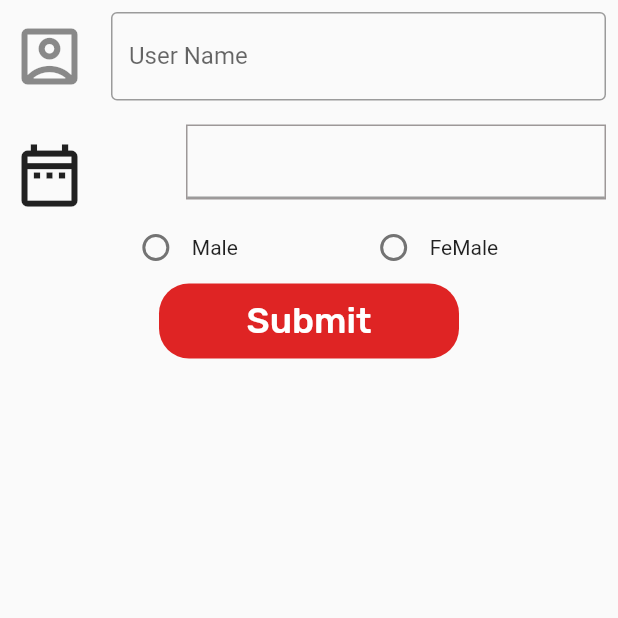
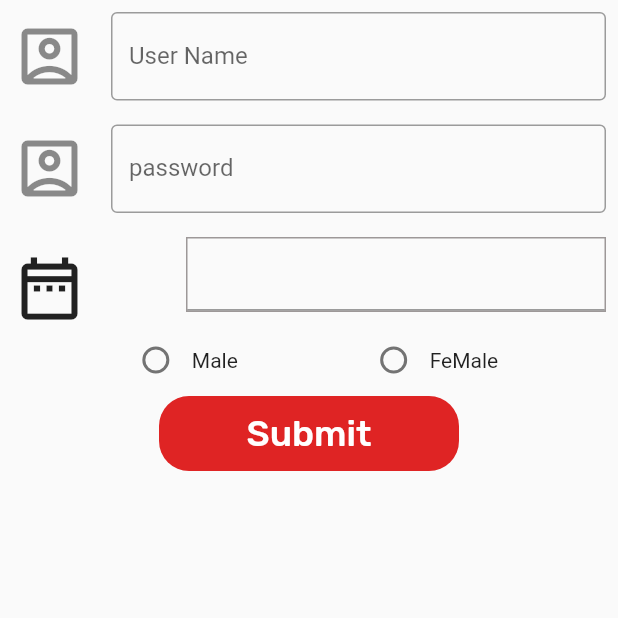
Before and after one commit to jihanislam007/ict_appdevelopment_batch02, a Flutter app: the signup screen opened directly, on a phone screen of 412 x 824 dp, the top half of it. Run offline on Flutter 3.47's test engine with Material 2 defaults, Android fonts, the phone set to English and light mode, and no system bars; our stand-ins replace flare_flutter, fluttertoast, google_fonts, liquid_swipe, shared_preferences; accounts and stored records are empty.

Commit message:
Class - 41

```diff
--- a/lib/Auth/signup.dart
+++ b/lib/Auth/signup.dart
@@ -1,6 +1,9 @@
 import 'package:flutter/material.dart';
 import 'package:fluttertoast/fluttertoast.dart';
 import 'package:google_fonts/google_fonts.dart';
+import 'package:shared_preferences/shared_preferences.dart';
+
+import 'login.dart';
 
 class signup extends StatefulWidget {
   @override
@@ -10,6 +13,9 @@ class signup extends StatefulWidget {
 class _signupState extends State<signup> {
   DateTime? _dateTime;
   int radioValue =0;
+
+  TextEditingController usernameController = TextEditingController();
+  TextEditingController passController = TextEditingController();
 
   @override
   Widget build(BuildContext context) {
@@ -21,11 +27,26 @@ class _signupState extends State<signup> {
               padding: const EdgeInsets.all(8.0),
               child: TextField(
                 keyboardType: TextInputType.phone,
-                //controller: usernameController,
+                controller: usernameController,
                 decoration: InputDecoration(
                     border: OutlineInputBorder(),
                     labelText: 'User Name',
                     hintText: 'Enter your Name',
+                    icon: Icon(
+                      Icons.account_box_outlined,
+                      size: 50,
+                    )),
+              ),
+            ),
+            Padding(
+              padding: const EdgeInsets.all(8.0),
+              child: TextField(
+                obscureText: true,
+                controller: passController,
+                decoration: InputDecoration(
+                    border: OutlineInputBorder(),
+                    labelText: 'password',
+                    hintText: 'Enter your password',
                     icon: Icon(
                       Icons.account_box_outlined,
                       size: 50,
@@ -110,7 +131,9 @@ class _signupState extends State<signup> {
                   color: Color(0xFFDF2424)),
               child: TextButton(
                   onPressed: () {
-                    Fluttertoast.showToast(msg: radioValue.toString(),toastLength: Toast.LENGTH_LONG) ;
+                    setShaPref();
+                    Navigator.push(context, MaterialPageRoute(builder: (context)=>login()));
+                    //Fluttertoast.showToast(msg: radioValue.toString(),toastLength: Toast.LENGTH_LONG) ;
                   },
                   child: Text('Submit',
                       style: GoogleFonts.rubik(
@@ -136,4 +159,14 @@ class _signupState extends State<signup> {
       _dateTime = date;
     });
   }
+
+  setShaPref() async{
+
+    final pref = await SharedPreferences.getInstance();
+
+    pref.setString('user_name', usernameController.text);
+    pref.setString('pass', passController.text);
+
+  }
+
 }
--- a/pubspec.yaml
+++ b/pubspec.yaml
@@ -33,6 +33,7 @@ dependencies:
   flare_flutter: ^3.0.2
   fluttertoast: ^8.0.8
   date_time_picker: ^2.1.0
+  shared_preferences: ^2.0.7
 
 dev_dependencies:
   flutter_test:
```
Also changed, not shown: lib/Auth/login.dart (+43 -9 lines), lib/Auth/profile.dart (added, +54 -0 lines), pubspec.lock.
